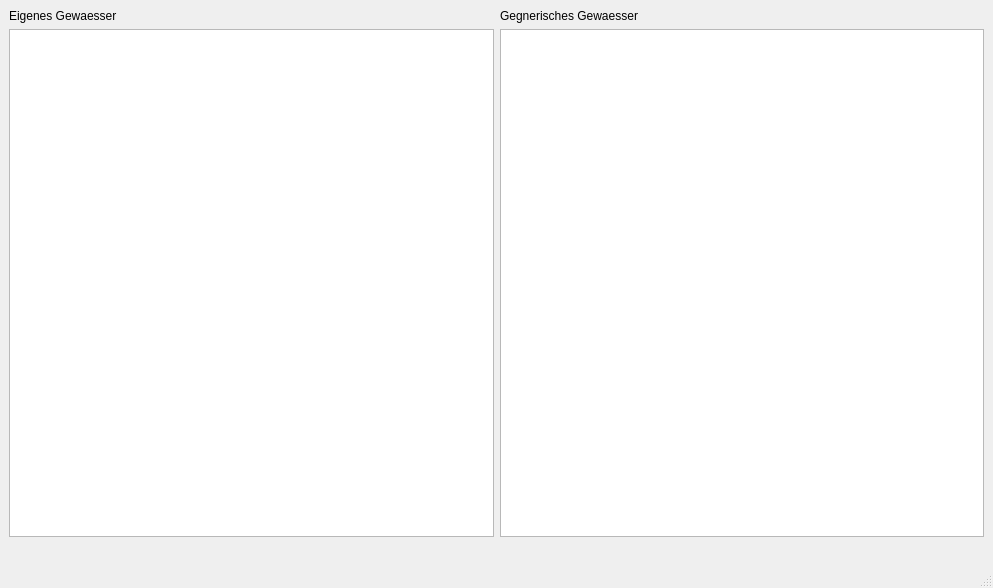
This is Gui/playwindow.ui in Purple-Jesus/Field as Qt 5 draws it before an edit. The edited form follows.
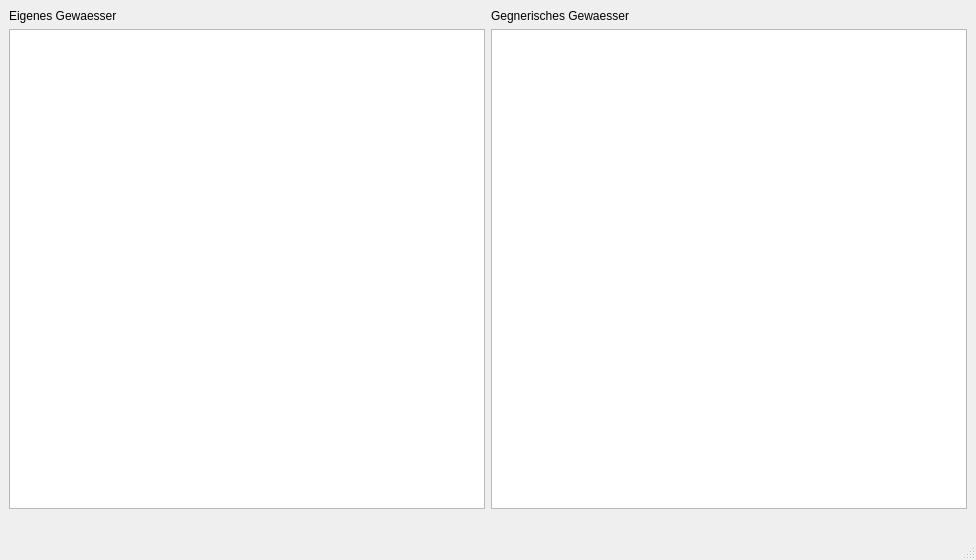
This is the edited form.

The edit to the form file:
```diff
--- a/Gui/playwindow.ui
+++ b/Gui/playwindow.ui
@@ -6,10 +6,16 @@
    <rect>
     <x>0</x>
     <y>0</y>
-    <width>993</width>
-    <height>588</height>
+    <width>976</width>
+    <height>560</height>
    </rect>
   </property>
+  <property name="sizePolicy">
+   <sizepolicy hsizetype="Fixed" vsizetype="Fixed">
+    <horstretch>0</horstretch>
+    <verstretch>0</verstretch>
+   </sizepolicy>
+  </property>
   <property name="windowTitle">
    <string>MainWindow</string>
   </property>
```
Left out of the diff: 4 changed lines with no effect on the pictures.
